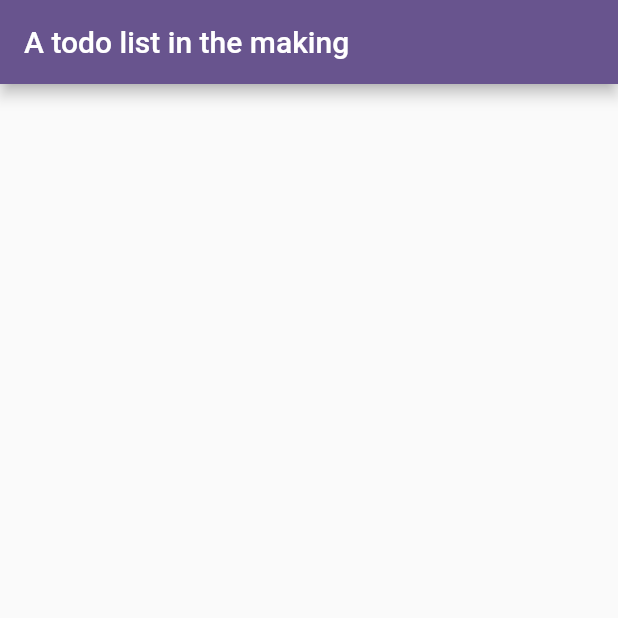
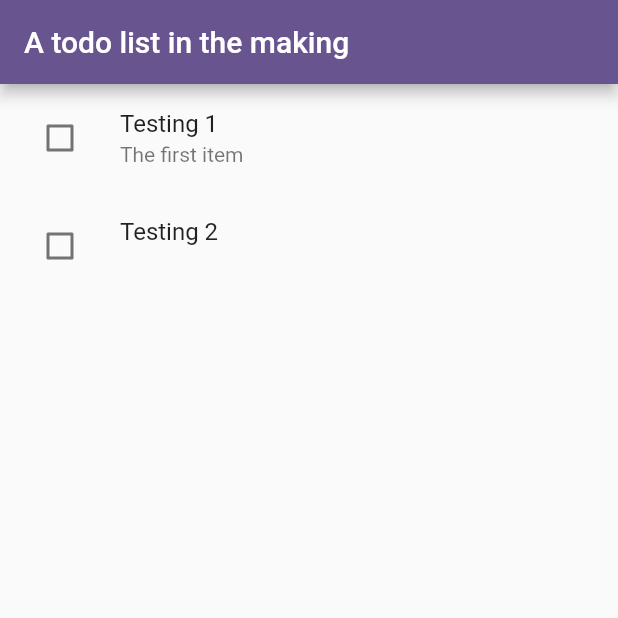
Before and after one commit to dartspls/Flutter_TodoList, a Flutter app: the screen it shows after launch, on a phone screen of 412 x 824 dp, the top half of it. Run offline on Flutter 3.47's test engine with Material 3 defaults, Android fonts, the phone set to English and light mode, and no system bars.

Commit message:
Implemented listview and tiles

```diff
--- a/lib/main.dart
+++ b/lib/main.dart
@@ -1,7 +1,11 @@
 import 'package:flutter/material.dart';
+import 'package:provider/provider.dart';
+import 'package:todo/src/todo_item_list_widget.dart';
+import 'package:todo/src/todo_state.dart';
 
 void main() {
-  runApp(const MyApp());
+  runApp(
+      ChangeNotifierProvider(create: (_) => TodoState(), child: const MyApp()));
 }
 
 class MyApp extends StatelessWidget {
@@ -30,6 +34,7 @@ class TodoHome extends StatelessWidget {
       appBar: AppBar(
         title: Text(title),
       ),
+      body: const TodoItemList(),
     );
   }
 }
--- a/lib/src/todo_item.dart
+++ b/lib/src/todo_item.dart
@@ -1,12 +1,16 @@
+import 'package:uuid/uuid.dart';
+
 class TodoItem {
   TodoItem({required String title, String? description})
       : created = DateTime.now(),
-        _modiied = DateTime.now() {
+        _modiied = DateTime.now(),
+        id = const Uuid().v1() {
     _title = title;
     _description = description;
   }
 
   final DateTime created;
+  final String id;
 
   String _title = '';
   String? _description;
@@ -18,8 +22,8 @@ class TodoItem {
     _title = newTitle;
   }
 
-  void setDone(bool val) {
-    _done = val;
+  void toggleDone() {
+    _done = !_done;
   }
 
   void setPinned(bool val) {
--- /dev/null
+++ b/lib/src/todo_item_list_widget.dart
@@ -0,0 +1,19 @@
+import 'package:flutter/material.dart';
+import 'package:provider/provider.dart';
+import 'package:todo/src/todo_item_widget.dart';
+import 'package:todo/src/todo_state.dart';
+
+class TodoItemList extends StatelessWidget {
+  const TodoItemList({super.key});
+
+  @override
+  Widget build(BuildContext context) {
+    final state = Provider.of<TodoState>(context);
+    return ListView.builder(
+      itemBuilder: (context, index) {
+        return TodoTile(itemID: state.items[index].id);
+      },
+      itemCount: state.items.length,
+    );
+  }
+}
--- /dev/null
+++ b/lib/src/todo_item_widget.dart
@@ -0,0 +1,26 @@
+import 'package:flutter/material.dart';
+import 'package:provider/provider.dart';
+import 'package:todo/src/todo_state.dart';
+
+class TodoTile extends StatelessWidget {
+  const TodoTile({super.key, required this.itemID});
+  final String itemID;
+  @override
+  Widget build(BuildContext context) {
+    final state = Provider.of<TodoState>(context);
+    final item = state.getByID(itemID);
+    if (item == null) {
+      return const ListTile(
+        title: Text('Deleted item'),
+      );
+    }
+    return ListTile(
+      title: Text(item.title),
+      subtitle: Text(item.description),
+      leading: Checkbox(
+        value: item.isDone,
+        onChanged: (_) => state.toggleItem(itemID),
+      ),
+    );
+  }
+}
--- a/lib/src/todo_state.dart
+++ b/lib/src/todo_state.dart
@@ -1,7 +1,23 @@
-
 import 'package:flutter/material.dart';
 import 'package:todo/src/todo_item.dart';
 
 class TodoState with ChangeNotifier {
-  List<TodoItem> items = [];
+  List<TodoItem> items = [
+    TodoItem(title: 'Testing 1', description: 'The first item'),
+    TodoItem(title: 'Testing 2')
+  ];
+
+  void createItem({required String title, String? description}) {
+    TodoItem item = TodoItem(title: title, description: description);
+    items.add(item);
+    notifyListeners();
+  }
+
+  TodoItem? getByID(String id) =>
+      items.where((element) => element.id == id).firstOrNull;
+
+  void toggleItem(String id) {
+    getByID(id)?.toggleDone();
+    notifyListeners();
+  }
 }
--- a/pubspec.yaml
+++ b/pubspec.yaml
@@ -36,6 +36,7 @@ dependencies:
   # Use with the CupertinoIcons class for iOS style icons.
   cupertino_icons: ^1.0.2
   provider: ^6.1.1
+  uuid: ^4.2.2
 
 dev_dependencies:
   flutter_test:
```
Also changed, not shown: pubspec.lock.
